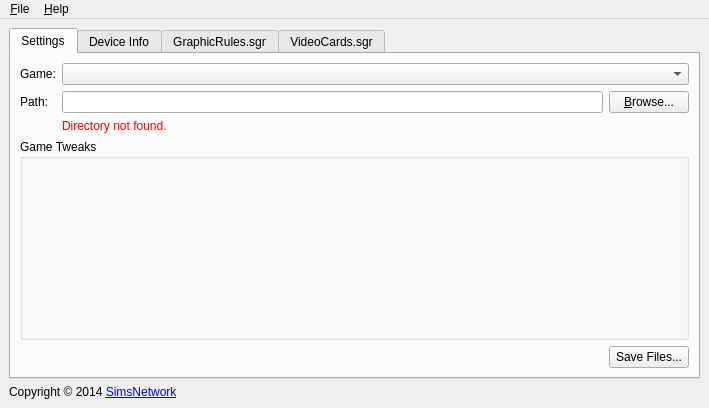
Qt form src/graphicsrulesmakerui/mainwindow.ui (haffmans/graphics-rules-maker) before a commit.
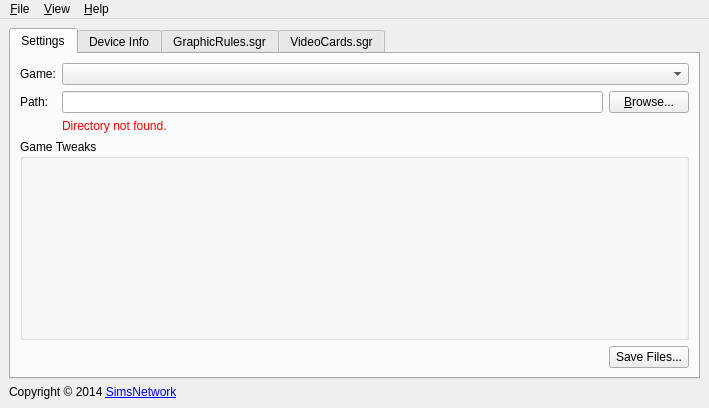
The same form after that commit. Icons and pictures are not drawn.

The edit to the form file:
```diff
--- a/src/graphicsrulesmakerui/mainwindow.ui
+++ b/src/graphicsrulesmakerui/mainwindow.ui
@@ -430,7 +430,19 @@
     </property>
     <addaction name="aboutAction"/>
    </widget>
+   <widget class="QMenu" name="viewMenu">
+    <property name="title">
+     <string>&amp;View</string>
+    </property>
+    <widget class="QMenu" name="languageMenu">
+     <property name="title">
+      <string>&amp;Language</string>
+     </property>
+    </widget>
+    <addaction name="languageMenu"/>
+   </widget>
    <addaction name="fileMenu"/>
+   <addaction name="viewMenu"/>
    <addaction name="helpMenu"/>
   </widget>
   <action name="quitAction">
```
Left out of the diff: 10 changed lines with no effect on the pictures.
